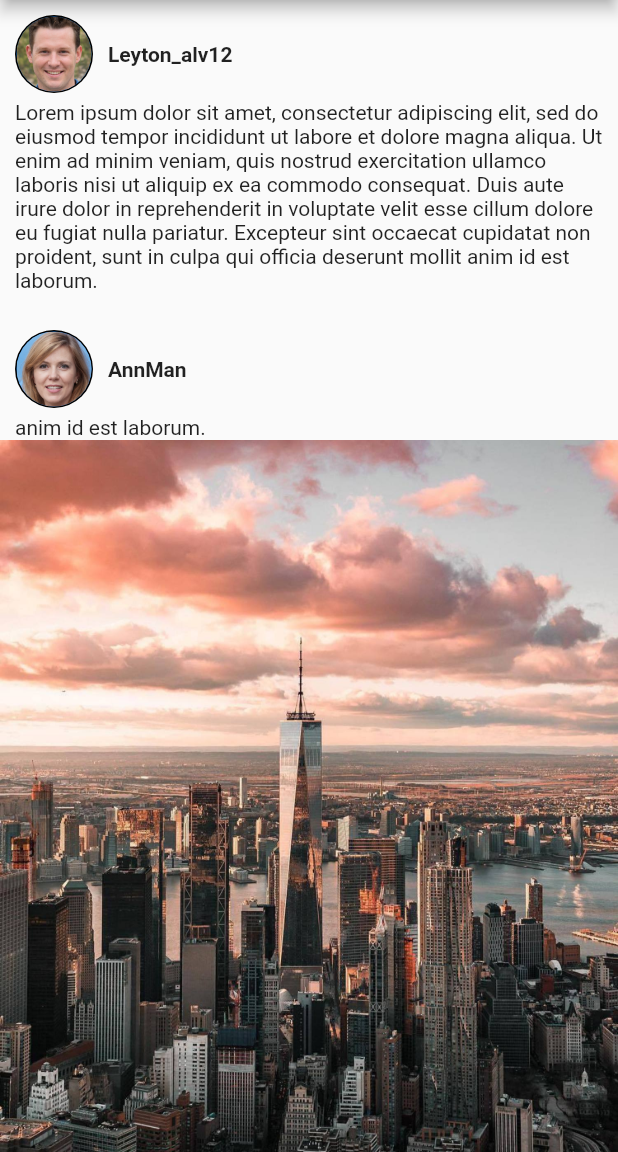
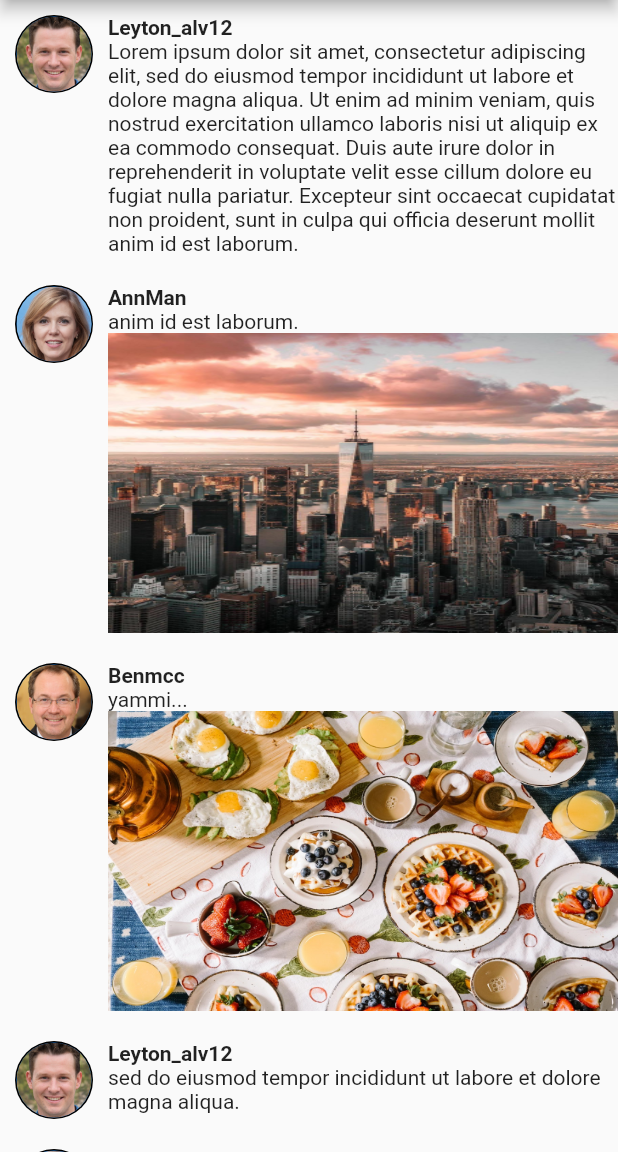
Before and after one commit to taldokh/twitter_clone, a Flutter app: the screen it shows after launch, on a phone screen of 412 x 824 dp, the part 84-1236 px from its top. Run offline on Flutter 3.47's test engine with Material 2 defaults, Android fonts, the light colour scheme and no system bars.

Commit message:
update the docx to twitter clone + fix text overflow and images unmatched sizes

```diff
--- a/FlutterFrontend/lib/data.dart
+++ b/FlutterFrontend/lib/data.dart
@@ -60,7 +60,10 @@ List<Post> posts = [
       2,
       3,
       ImageAndTextContent(
-          Image.asset('assets/images/postImage1.jpg'), 'anim id est laborum.'),
+          Image.asset(
+            'assets/images/postImage1.jpg',
+          ),
+          'anim id est laborum.'),
       [1, 3],
       List.empty(),
       DateTime(2017)),
@@ -68,7 +71,11 @@ List<Post> posts = [
       3,
       1,
       ImageAndTextContent(
-          Image.asset('assets/images/postImage2.jpg'), 'yammi...'),
+          Image.asset(
+            'assets/images/postImage2.jpg',
+            fit: BoxFit.fill,
+          ),
+          'yammi...'),
       [1, 3],
       List.empty(),
       DateTime(2017)),
@@ -80,6 +87,13 @@ List<Post> posts = [
       [1, 3],
       List.empty(),
       DateTime(2017)),
-  Post(5, 3, ImageContent(Image.asset('assets/images/postImage3.jpg')), [1, 3],
-      List.empty(), DateTime(2017)),
+  Post(
+      5,
+      3,
+      ImageContent(Image.asset(
+        'assets/images/postImage3.jpg',
+      )),
+      [1, 3],
+      List.empty(),
+      DateTime(2017)),
 ];
--- a/FlutterFrontend/lib/widgets/post_text.dart
+++ b/FlutterFrontend/lib/widgets/post_text.dart
@@ -3,17 +3,15 @@ import 'package:flutter/material.dart';
 
 class PostText extends StatelessWidget {
   final String _text;
-  static const double _HorizontalMargin = 10;
 
   PostText(this._text);
 
   @override
   Widget build(BuildContext context) {
     return Container(
-        margin: EdgeInsets.symmetric(horizontal: _HorizontalMargin),
         child: Text(
-          this._text,
-          style: TextStyle(fontWeight: FontWeight.w400),
-        ));
+      this._text,
+      style: TextStyle(fontWeight: FontWeight.w400),
+    ));
   }
 }
--- a/FlutterFrontend/lib/widgets/user_post.dart
+++ b/FlutterFrontend/lib/widgets/user_post.dart
@@ -19,19 +19,26 @@ class UserPost extends StatelessWidget {
   Widget build(BuildContext context) {
     return Container(
       margin: EdgeInsets.symmetric(vertical: _PostVerticalMargin),
+      child: Row(
+        crossAxisAlignment: CrossAxisAlignment.start,
+        children: [
+          UserAvatar(this._fetchedPost.userImage.image),
+          Flexible(
+            child: Container(
               child: Column(
+                crossAxisAlignment: CrossAxisAlignment.start,
                 children: [
-          Row(children: [
-            UserAvatar(this._fetchedPost.userImage.image),
                   Container(
                       child: Text(
                     this._fetchedPost.userName,
+                    overflow: TextOverflow.clip,
                     style: TextStyle(fontWeight: FontWeight.bold),
                   )),
-          ]),
-          Container(
-              margin: EdgeInsets.symmetric(vertical: _ContentVerticalMargin),
-              child: contentType(this._fetchedPost.content))
+                  Container(child: contentType(this._fetchedPost.content))
+                ],
+              ),
+            ),
+          )
         ],
       ),
     );
@@ -48,14 +55,33 @@ Widget contentType(Content content) {
   } else if (content.runtimeType == ImageContent) {
     ImageContent imageContent = content;
     contentWidget = Container(
-        child: FittedBox(child: imageContent.image, fit: BoxFit.fill));
+      height: 200.0,
+      width: 400.0,
+      decoration: BoxDecoration(
+        image: DecorationImage(
+          image: imageContent.image.image,
+          fit: BoxFit.fill,
+        ),
+        shape: BoxShape.rectangle,
+      ),
+    );
   } else if (content.runtimeType == ImageAndTextContent) {
     ImageAndTextContent imageAndTextContent = content;
     contentWidget = Column(
       crossAxisAlignment: CrossAxisAlignment.start,
       children: [
         PostText(imageAndTextContent.text),
-        Container(child: imageAndTextContent.image)
+        Container(
+          height: 200.0,
+          width: 400.0,
+          decoration: BoxDecoration(
+            image: DecorationImage(
+              image: imageAndTextContent.image.image,
+              fit: BoxFit.fill,
+            ),
+            shape: BoxShape.rectangle,
+          ),
+        )
       ],
     );
   } else {}
```
Lines whose indentation alone changed are shown as unchanged.
